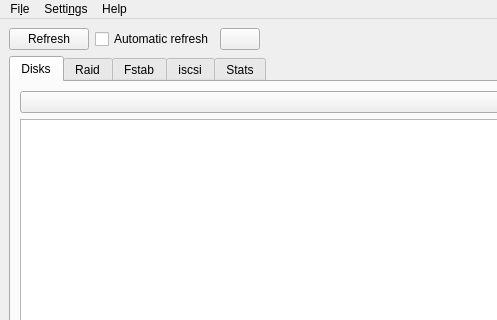
Before: the Qt Designer form ui/main.ui in iddekingej/blgui, drawn with Qt 5; both pictures show x 0 to 497 and y 0 to 320 of the 846 by 648 pixel window.
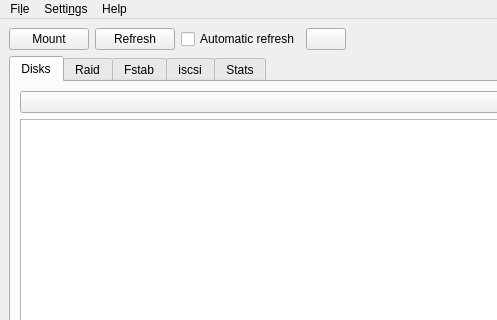
After: the same form once the commit is applied. Icons and pictures are not drawn.

Commit message: *Beginning of a mount button

Diff of the .ui file:
```diff
--- a/ui/main.ui
+++ b/ui/main.ui
@@ -34,6 +34,19 @@
      <layout class="QVBoxLayout" name="verticalLayout" stretch="0,0">
       <item>
        <layout class="QHBoxLayout" name="horizontalLayout">
+        <item>
+         <widget class="QPushButton" name="mountButton">
+          <property name="sizePolicy">
+           <sizepolicy hsizetype="Maximum" vsizetype="Fixed">
+            <horstretch>0</horstretch>
+            <verstretch>0</verstretch>
+           </sizepolicy>
+          </property>
+          <property name="text">
+           <string>Mount</string>
+          </property>
+         </widget>
+        </item>
         <item>
          <widget class="QPushButton" name="refreshButton">
           <property name="sizePolicy">
```
The commit also changes 10 other files.
